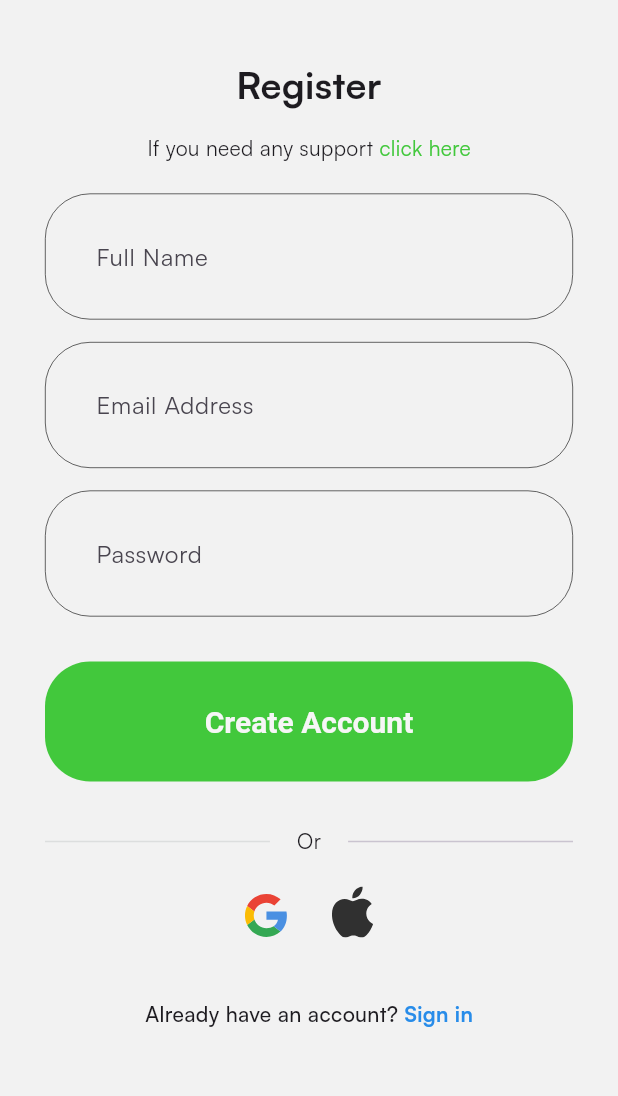
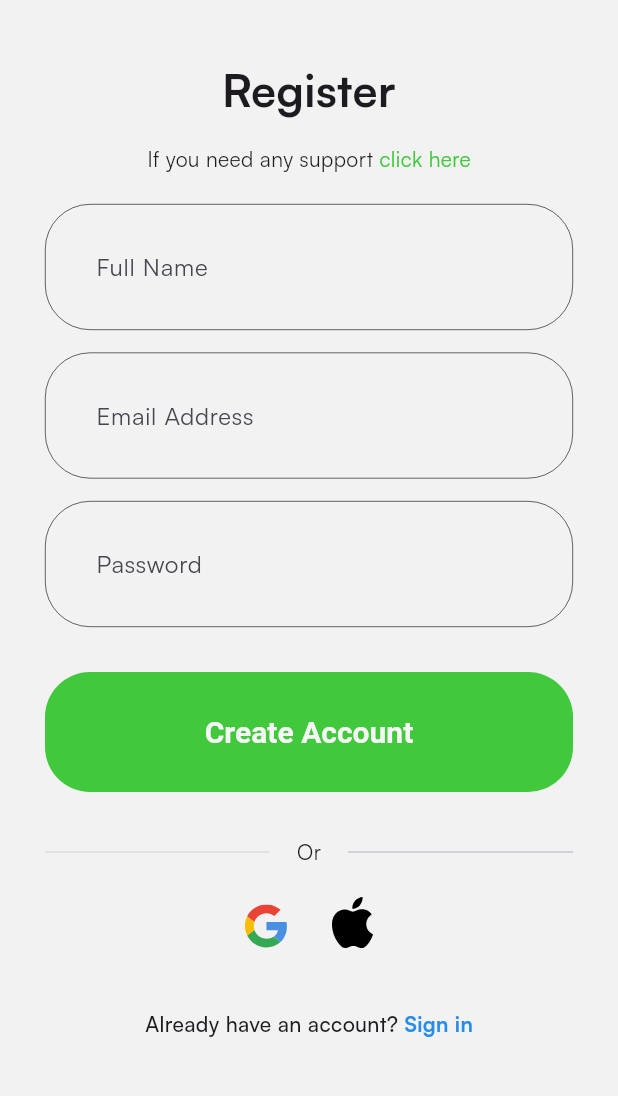
Before and after one commit to HishamRagab14/spotify_app, a Flutter app: the SignupPage screen opened directly, on a phone screen of 412 x 824 dp, the part 72-1168 px from its top. Run offline on Flutter 3.47's test engine with Material 3 defaults, Android fonts, the phone set to English and light mode, and no system bars; our stand-ins replace flutter_bloc, flutter_svg, hydrated_bloc.

```diff
--- /dev/null
+++ b/lib/common/widgets/social_icons_row.dart
@@ -0,0 +1,35 @@
+import 'package:flutter/material.dart';
+import 'package:flutter_svg/svg.dart';
+import 'package:spotify_app/common/helpers/is_dark_mode.dart';
+import 'package:spotify_app/core/utils/assets.dart';
+
+class SocialIconsRow extends StatelessWidget {
+  const SocialIconsRow({
+    super.key,
+  });
+
+  @override
+  Widget build(BuildContext context) {
+    return Row(
+      crossAxisAlignment: CrossAxisAlignment.end,
+      mainAxisAlignment: MainAxisAlignment.center,
+      children: [
+        Padding(
+          padding: const EdgeInsets.only(right: 30),
+          child: GestureDetector(
+              child: SvgPicture.asset(Assets.imagesGoogleicon)),
+        ),
+        GestureDetector(
+          child: SvgPicture.asset(
+            Assets.imagesAppleicon,
+            colorFilter: ColorFilter.mode(
+              context.isDarkMode ? Colors.white : Colors.black,
+              BlendMode.srcIn,
+            ),
+            height: 34,
+          ),
+        ),
+      ],
+    );
+  }
+}
--- a/lib/presentation/authentication/signup/pages/signup_body.dart
+++ b/lib/presentation/authentication/signup/pages/signup_body.dart
@@ -1,8 +1,8 @@
 import 'package:flutter/material.dart';
-import 'package:flutter_svg/flutter_svg.dart';
 import 'package:spotify_app/common/widgets/buttons/basic_app_button.dart';
+import 'package:spotify_app/common/widgets/social_icons_row.dart';
 import 'package:spotify_app/core/configs/theme/app_colors.dart';
-import 'package:spotify_app/core/utils/assets.dart';
+import 'package:spotify_app/presentation/authentication/signin/sign_in.dart';
 import 'package:spotify_app/presentation/authentication/signup/pages/or_divider.dart';
 
 class SignupBody extends StatelessWidget {
@@ -37,27 +37,11 @@ class SignupBody extends StatelessWidget {
               SizedBox(height: 30),
               OrDivider(),
               SizedBox(height: 20),
-              Row(
-                crossAxisAlignment: CrossAxisAlignment.end,
-                mainAxisAlignment: MainAxisAlignment.center,
-                children: [
-                  Padding(
-                    padding: const EdgeInsets.only(right: 30),
-                    child: GestureDetector(
-                        child: SvgPicture.asset(Assets.imagesGoogleicon)),
-                  ),
-                  GestureDetector(
-                    child: SvgPicture.asset(
-                      Assets.imagesAppleicon,
-                      height: 34,
-                    ),
-                  ),
-                ],
-              ),
+              SocialIconsRow(),
               SizedBox(
                 height: MediaQuery.of(context).size.height * 0.05,
               ),
-              _signInText(),
+              _signInText(context),
             ],
           ),
         ),
@@ -69,7 +53,7 @@ class SignupBody extends StatelessWidget {
     return Text(
       'Register',
       style: TextStyle(
-        fontSize: 25,
+        fontSize: 30,
         fontWeight: FontWeight.bold,
       ),
       textAlign: TextAlign.center,
@@ -125,7 +109,7 @@ class SignupBody extends StatelessWidget {
     );
   }
 
-  Widget _signInText() {
+  Widget _signInText( BuildContext context) {
     return Row(
       mainAxisAlignment: MainAxisAlignment.center,
       children: [
@@ -137,7 +121,9 @@ class SignupBody extends StatelessWidget {
           ),
         ),
         GestureDetector(
-          onTap: () {},
+          onTap: () {
+            Navigator.pushReplacement(context, MaterialPageRoute(builder: (context) => SignInPage()));
+          },
           child: Text(
             'Sign in',
             style: TextStyle(
```
Also changed, not shown: lib/presentation/authentication/pages/signup_or_signin_body.dart (+9 -1 lines), lib/presentation/authentication/signin/sign_in.dart (added, +23 -0 lines).
